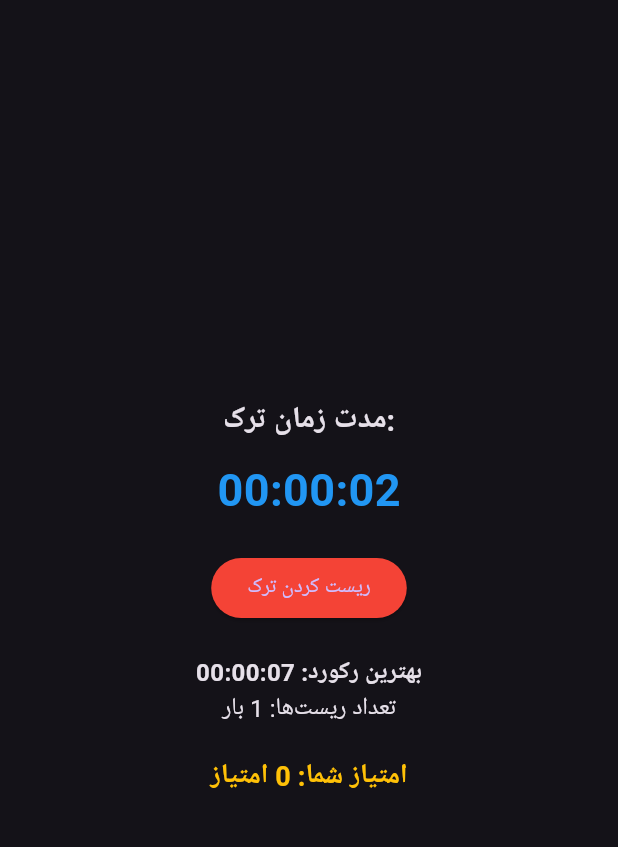
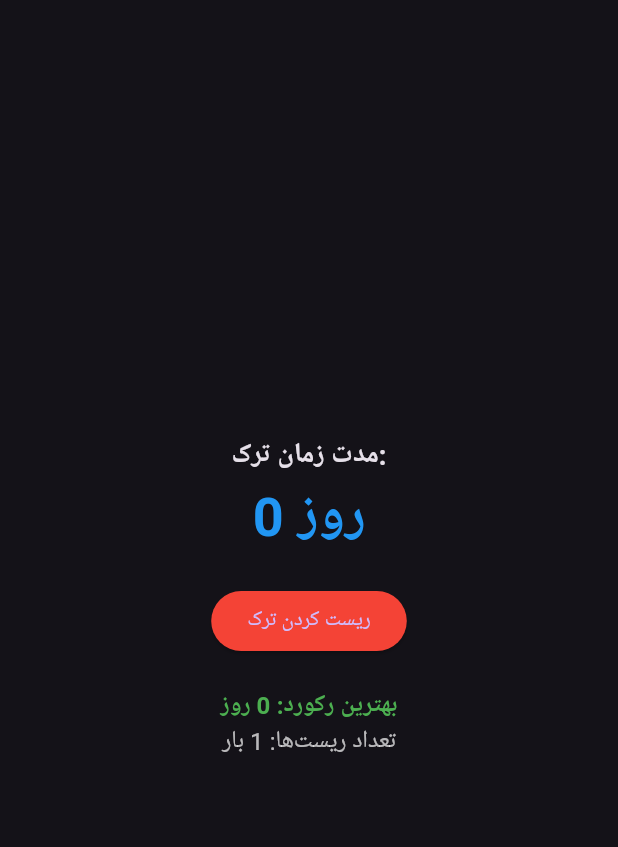
Before and after one commit to mremi20/nofap_tracker, a Flutter app: the screen it shows after launch, after a tap on "ریست کردن ترک", on a phone screen of 412 x 824 dp, the part 63-910 px from its top. Run offline on Flutter 3.47's test engine with Material 3 defaults, Android fonts, the phone set to English and light mode, and no system bars; our stand-ins replace image_picker, shared_preferences.

Commit message:
توضیح تغییرات

```diff
--- a/lib/main.dart
+++ b/lib/main.dart
@@ -1,15 +1,11 @@
-import 'dart:async';
 import 'package:flutter/material.dart';
 import 'package:shared_preferences/shared_preferences.dart';
-
-// 📌 فایل مربوط به پروفایل کاربر
 import 'profile_screen.dart';
 
 void main() {
   runApp(const NoFapApp());
 }
 
-// 📌 اپلیکیشن اصلی
 class NoFapApp extends StatelessWidget {
   const NoFapApp({super.key});
 
@@ -18,13 +14,12 @@ class NoFapApp extends StatelessWidget {
     return MaterialApp(
       debugShowCheckedModeBanner: false,
       title: 'NoFap Tracker',
-      theme: ThemeData.dark(), // تم تاریک
+      theme: ThemeData.dark(), // تم پیش‌فرض دارک
       home: const HomeScreen(),
     );
   }
 }
 
-// 📌 صفحه اصلی (HomeScreen)
 class HomeScreen extends StatefulWidget {
   const HomeScreen({super.key});
 
@@ -33,69 +28,47 @@ class HomeScreen extends StatefulWidget {
 }
 
 class _HomeScreenState extends State<HomeScreen> {
-  late Timer _timer;
-  Duration _duration = const Duration();
-  int bestRecord = 0;
-  int resetCount = 0;
-  int userScore = 0;
+  int _streak = 0;
+  int _bestRecord = 0;
+  int _resetCount = 0;
 
   @override
   void initState() {
     super.initState();
-    _loadData(); // 📌 مقادیر ذخیره‌شده را بارگیری کن
-    _startTimer(); // 📌 تایمر را شروع کن
+    _loadData();
   }
 
-  // 📌 تابع برای خواندن اطلاعات از SharedPreferences
-  void _loadData() async {
+  // لود کردن داده‌ها از SharedPreferences
+  Future<void> _loadData() async {
     final prefs = await SharedPreferences.getInstance();
     setState(() {
-      bestRecord = prefs.getInt('bestRecord') ?? 0;
-      resetCount = prefs.getInt('resetCount') ?? 0;
-      userScore = prefs.getInt('userScore') ?? 0;
+      _streak = prefs.getInt('streak') ?? 0;
+      _bestRecord = prefs.getInt('bestRecord') ?? 0;
+      _resetCount = prefs.getInt('resetCount') ?? 0;
     });
   }
 
-  // 📌 شروع تایمر
-  void _startTimer() {
-    _timer = Timer.periodic(const Duration(seconds: 1), (timer) {
-      setState(() {
-        _duration = _duration + const Duration(seconds: 1);
-      });
+  // ریست کردن تایمر و افزایش تعداد ریست‌ها
+  Future<void> _resetStreak() async {
+    final prefs = await SharedPreferences.getInstance();
+    setState(() {
+      if (_streak > _bestRecord) {
+        _bestRecord = _streak;
+        prefs.setInt('bestRecord', _bestRecord);
+      }
+      _streak = 0;
+      _resetCount++;
+      prefs.setInt('streak', _streak);
+      prefs.setInt('resetCount', _resetCount);
     });
   }
 
-  // 📌 ریست کردن تایمر و ذخیره داده‌ها
-  void _resetTimer() async {
-    final prefs = await SharedPreferences.getInstance();
-
-    if (_duration.inSeconds > bestRecord) {
-      bestRecord = _duration.inSeconds;
-      prefs.setInt('bestRecord', bestRecord);
-    }
-
-    resetCount++;
-    prefs.setInt('resetCount', resetCount);
-
-    _duration = const Duration();
-    setState(() {});
-
-    prefs.setInt('userScore', userScore);
-  }
-
-  // 📌 تبدیل ثانیه به فرمت HH:MM:SS
-  String _formatDuration(Duration duration) {
-    String twoDigits(int n) => n.toString().padLeft(2, "0");
-    String hours = twoDigits(duration.inHours);
-    String minutes = twoDigits(duration.inMinutes.remainder(60));
-    String seconds = twoDigits(duration.inSeconds.remainder(60));
-    return "$hours:$minutes:$seconds";
-  }
-
-  @override
-  void dispose() {
-    _timer.cancel();
-    super.dispose();
+  // برو به صفحه پروفایل
+  void _goToProfile() {
+    Navigator.push(
+      context,
+      MaterialPageRoute(builder: (context) => const ProfileScreen()),
+    );
   }
 
   @override
@@ -105,14 +78,9 @@ class _HomeScreenState extends State<HomeScreen> {
         title: const Text('NoFap Tracker'),
         actions: [
           IconButton(
-            icon: const Icon(Icons.person), // 📌 آیکون پنل کاربری
-            onPressed: () {
-              Navigator.push(
-                context,
-                MaterialPageRoute(builder: (context) => const ProfileScreen()),
-              );
-            },
-          ),
+            icon: const Icon(Icons.person), // آیکون پروفایل در هدر
+            onPressed: _goToProfile,
+          )
         ],
       ),
       body: Center(
@@ -121,39 +89,32 @@ class _HomeScreenState extends State<HomeScreen> {
           children: [
             const Text(
               'مدت زمان ترک:',
-              style: TextStyle(fontSize: 20, fontWeight: FontWeight.bold),
+              style: TextStyle(fontSize: 18, fontWeight: FontWeight.bold),
             ),
-            const SizedBox(height: 10),
             Text(
-              _formatDuration(_duration),
+              '$_streak روز',
               style: const TextStyle(
-                fontSize: 30,
-                fontWeight: FontWeight.bold,
-                color: Colors.blue,
-              ),
+                  fontSize: 36,
+                  fontWeight: FontWeight.bold,
+                  color: Colors.blue),
             ),
             const SizedBox(height: 20),
             ElevatedButton(
-              onPressed: _resetTimer,
+              onPressed: _resetStreak,
               style: ElevatedButton.styleFrom(backgroundColor: Colors.red),
-              child: const Text("ریست کردن ترک"),
+              child: const Text('ریست کردن ترک'),
             ),
             const SizedBox(height: 20),
             Text(
-              "بهترین رکورد: ${_formatDuration(Duration(seconds: bestRecord))}",
-              style: const TextStyle(fontSize: 16, fontWeight: FontWeight.bold),
+              'بهترین رکورد: $_bestRecord روز',
+              style: const TextStyle(
+                  fontSize: 16,
+                  fontWeight: FontWeight.bold,
+                  color: Colors.green),
             ),
             Text(
-              "تعداد ریست‌ها: $resetCount بار",
-              style: const TextStyle(fontSize: 16),
-            ),
-            const SizedBox(height: 20),
-            Text(
-              "امتیاز شما: $userScore امتیاز",
-              style: const TextStyle(
-                  fontSize: 18,
-                  fontWeight: FontWeight.bold,
-                  color: Colors.amber),
+              'تعداد ریست‌ها: $_resetCount بار',
+              style: const TextStyle(fontSize: 16, color: Colors.white70),
             ),
           ],
         ),
```
